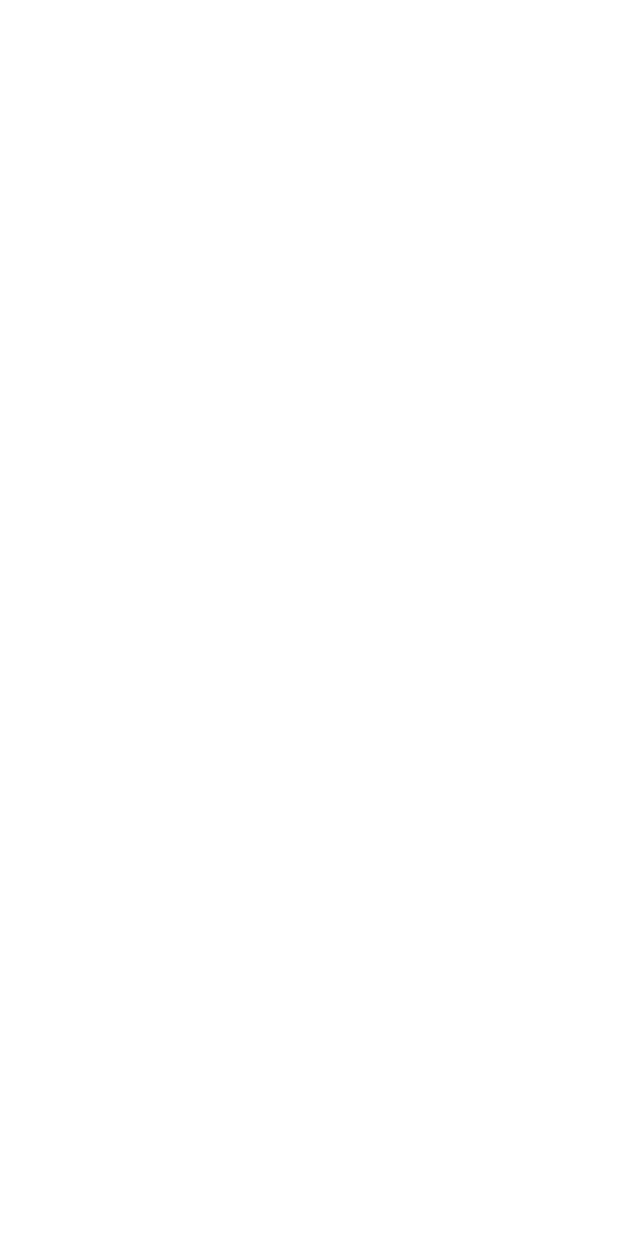
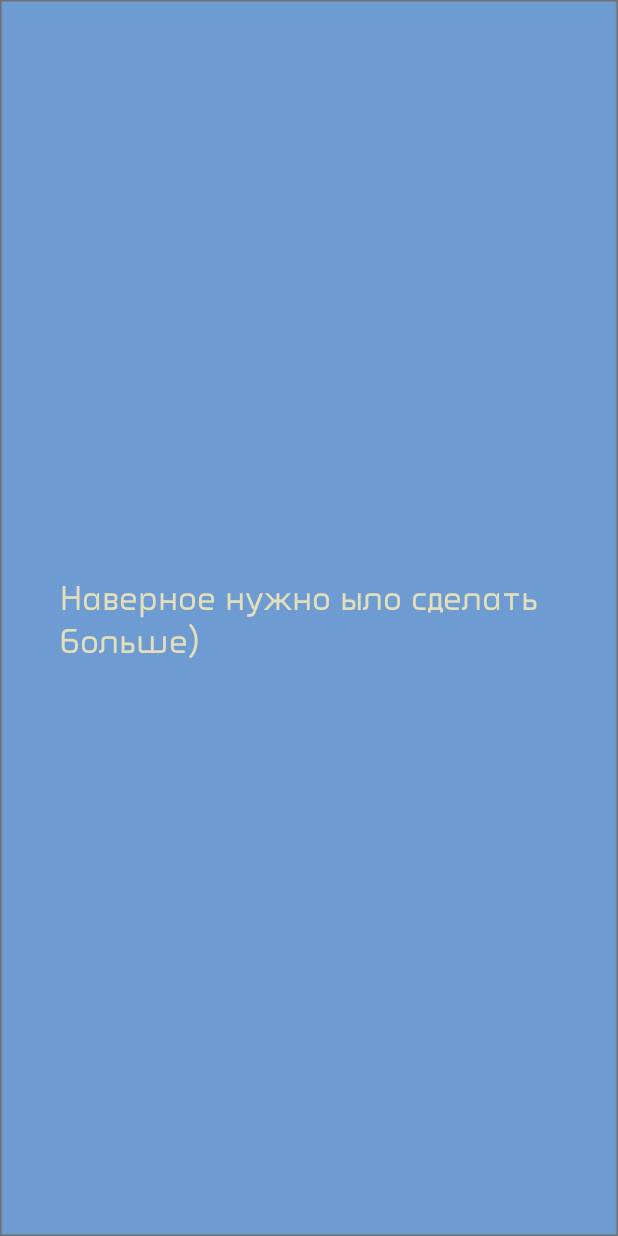
Before and after one commit to Amaderu/Havelev_Gym, an Android app: the screen it shows after launch (MainActivity), on a phone screen of 412 x 824 dp. Before the commit the screen is empty. Run offline under Robolectric (Android 15) with nearby library versions, the phone set to English and light mode, and no system bars.

Commit message:
session1

```diff
--- a/app/src/main/res/layout/activity_main.xml
+++ b/app/src/main/res/layout/activity_main.xml
@@ -4,7 +4,22 @@
     xmlns:tools="http://schemas.android.com/tools"
     android:layout_width="match_parent"
     android:layout_height="match_parent"
-    tools:context=".MainActivity">
+    tools:context=".MainActivity"
+    android:background="@drawable/back">
+
+    <TextView
+        style="@style/TextStyleND"
+        android:layout_width="wrap_content"
+        android:layout_height="wrap_content"
+        android:text="Наверное нужно ыло сделать больше)"
+        android:textColor="@color/selected"
+        android:layout_marginHorizontal="20dp"
+        android:paddingHorizontal="40dp"
+        app:layout_constraintBottom_toBottomOf="parent"
+        app:layout_constraintEnd_toEndOf="parent"
+        app:layout_constraintStart_toStartOf="parent"
+        app:layout_constraintTop_toTopOf="parent" />
+
 
 
 </androidx.constraintlayout.widget.ConstraintLayout>
```
